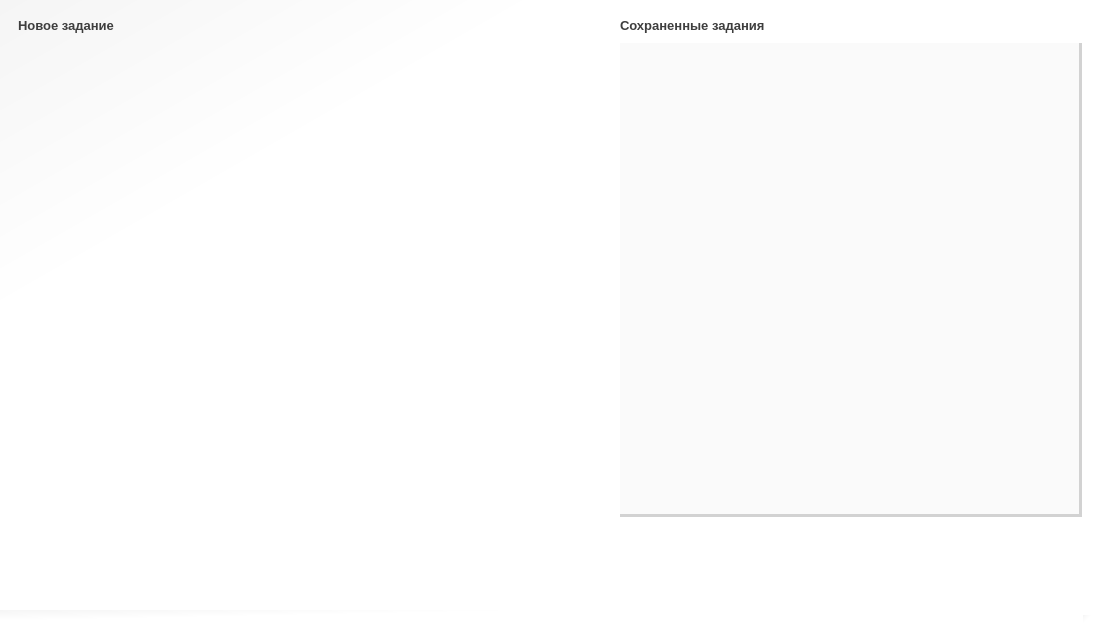
Before: the Qt Designer form label_print/ui/mainWindow.ui in shagi80/pyQt_LabelPrint, drawn with Qt 5.
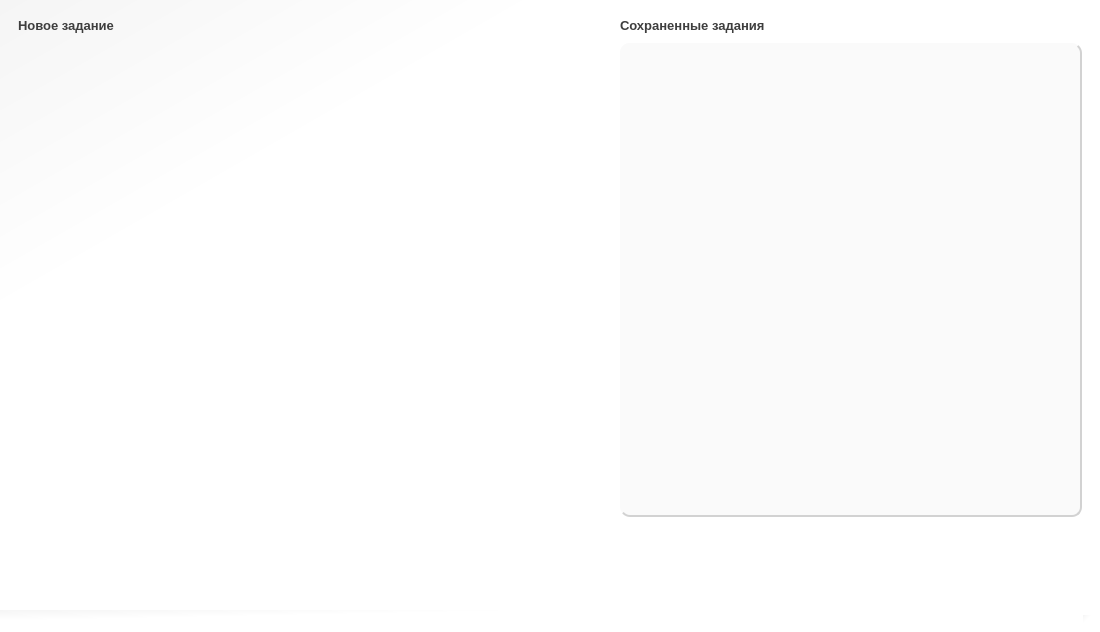
After: the same form once the commit is applied. Icons and pictures are not drawn.

Commit message: Update ScrollArea border.

Patch:
```diff
--- a/label_print/ui/mainWindow.ui
+++ b/label_print/ui/mainWindow.ui
@@ -88,8 +88,9 @@
         <widget class="QScrollArea" name="scrollArea">
          <property name="styleSheet">
           <string notr="true">background-color: rgb(250, 250, 250);
-border-right: 3px solid rgb(210, 210, 210);
-border-bottom: 3px solid rgb(210, 210, 210);</string>
+border-right: 2px solid rgb(210, 210, 210);
+border-bottom: 2px solid rgb(210, 210, 210);
+border-radius: 10px;</string>
          </property>
          <property name="frameShape">
           <enum>QFrame::NoFrame</enum>
@@ -111,10 +112,13 @@
            <rect>
             <x>0</x>
             <y>0</y>
-            <width>458</width>
-            <height>457</height>
+            <width>454</width>
+            <height>453</height>
            </rect>
           </property>
+          <property name="styleSheet">
+           <string notr="true">border: none;</string>
+          </property>
          </widget>
         </widget>
        </item>
```
The commit also changes 1 other file.
